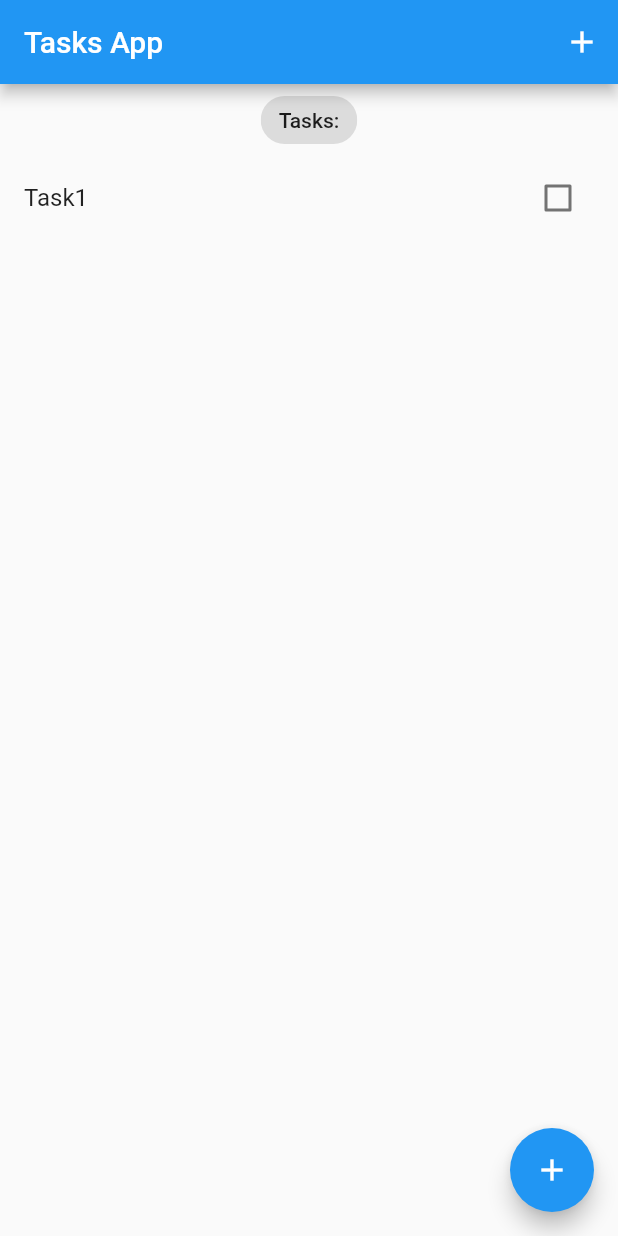
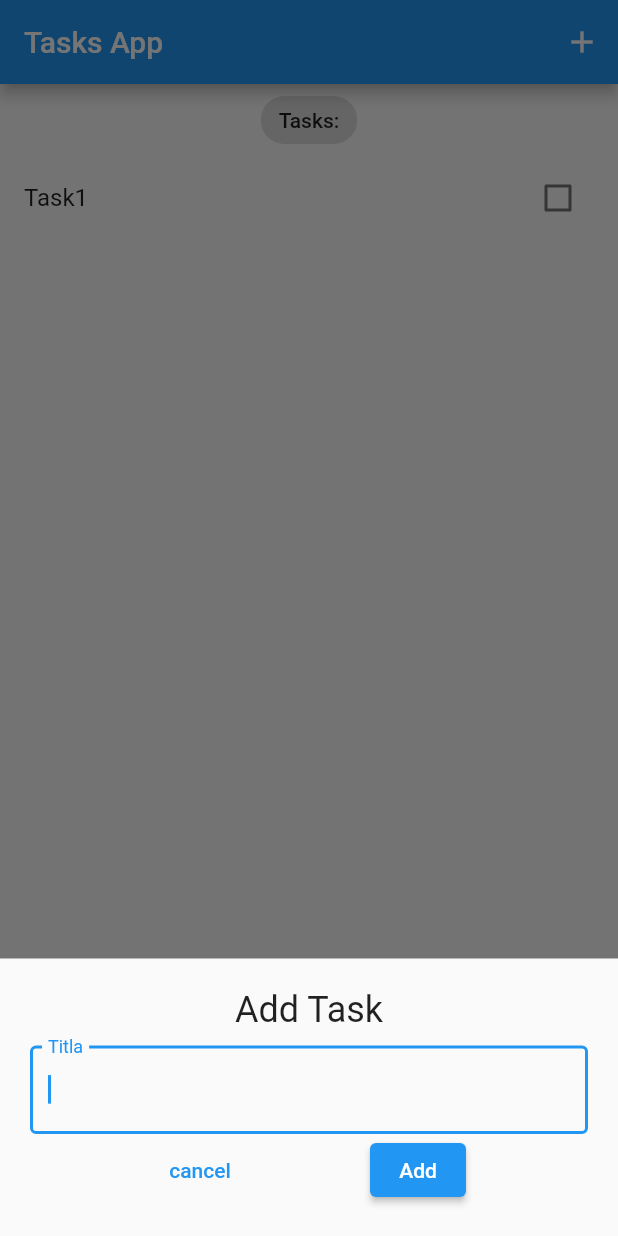
Before and after one commit to Chanuth-silva10/to-do-app-flutter, a Flutter app: the screen it shows after launch, after a tap on the "add" icon, on a phone screen of 412 x 824 dp. Run offline on Flutter 3.47's test engine with Material 2 defaults, Android fonts, the phone set to English and light mode, and no system bars; our stand-ins replace bloc, equatable, flutter_bloc.

Commit message:
Design popup box for adding new task

```diff
--- a/lib/main.dart
+++ b/lib/main.dart
@@ -26,7 +26,7 @@ class MyApp extends StatelessWidget {
         theme: ThemeData(
           primarySwatch: Colors.blue,
         ),
-        home: TasksScreen(),
+        home: const TasksScreen(),
       ),
     );
   }
--- a/lib/models/task.dart
+++ b/lib/models/task.dart
@@ -1,5 +1,6 @@
 import 'package:equatable/equatable.dart';
 
+// ignore: must_be_immutable
 class Task extends Equatable {
   final String title;
   bool? isDone;
--- /dev/null
+++ b/lib/screens/add_task_screen.dart
@@ -0,0 +1,52 @@
+import 'package:flutter/material.dart';
+
+import '../blocs/bloc_exports.dart';
+import '../models/task.dart';
+
+class AddTaskScreen extends StatelessWidget {
+  const AddTaskScreen({Key? key}) : super(key: key);
+
+  @override
+  Widget build(BuildContext context) {
+    TextEditingController titleController = TextEditingController();
+    return Container(
+      padding: const EdgeInsets.all(20),
+      child: Column(children: [
+        const Text(
+          'Add Task',
+          style: TextStyle(fontSize: 24),
+        ),
+        const SizedBox(
+          height: 10,
+        ),
+        TextField(
+          autofocus: true,
+          controller: titleController,
+          decoration: const InputDecoration(
+            label: Text('Titla'),
+            border: OutlineInputBorder(),
+          ),
+        ),
+        Row(
+          mainAxisAlignment: MainAxisAlignment.spaceEvenly,
+          children: [
+            TextButton(
+              onPressed: () => Navigator.pop(context),
+              child: const Text('cancel'),
+            ),
+            ElevatedButton(
+              onPressed: () {
+                var task = Task(
+                  title: titleController.text,
+                );
+                context.read<TasksBloc>().add(AddTask(task: task));
+                Navigator.pop(context);
+              },
+              child: const Text('Add'),
+            ),
+          ],
+        ),
+      ]),
+    );
+  }
+}
--- a/lib/screens/tasks_screen.dart
+++ b/lib/screens/tasks_screen.dart
@@ -3,12 +3,16 @@ import 'package:flutter_tasks_app/models/task.dart';
 
 import '../blocs/bloc_exports.dart';
 import '../widgets/tasks_list.dart';
+import 'add_task_screen.dart';
 
-class TasksScreen extends StatelessWidget {
-  TasksScreen({Key? key}) : super(key: key);
+class TasksScreen extends StatefulWidget {
+  const TasksScreen({Key? key}) : super(key: key);
 
-  TextEditingController titleController = TextEditingController();
+  @override
+  State<TasksScreen> createState() => _TasksScreenState();
+}
 
+class _TasksScreenState extends State<TasksScreen> {
   void _addTask(BuildContext context) {
     showModalBottomSheet(
         context: context,
@@ -16,7 +20,7 @@ class TasksScreen extends StatelessWidget {
               child: Container(
                 padding: EdgeInsets.only(
                     bottom: MediaQuery.of(context).viewInsets.bottom),
-                child: AddTaskScreen(titleController: titleController),
+                child: const AddTaskScreen(),
               ),
             ));
   }
@@ -31,7 +35,7 @@ class TasksScreen extends StatelessWidget {
             title: const Text('Tasks App'),
             actions: [
               IconButton(
-                onPressed: () {},
+                onPressed: () => _addTask(context),
                 icon: const Icon(Icons.add),
               )
             ],
@@ -59,50 +63,3 @@ class TasksScreen extends StatelessWidget {
     );
   }
 }
-
-class AddTaskScreen extends StatelessWidget {
-  const AddTaskScreen({
-    Key? key,
-    required this.titleController,
-  }) : super(key: key);
-
-  final TextEditingController titleController;
-
-  @override
-  Widget build(BuildContext context) {
-    return Container(
-      padding: const EdgeInsets.all(20),
-      child: Column(children: [
-        const Text(
-          'Add Task',
-          style: TextStyle(fontSize: 24),
-        ),
-        const SizedBox(
-          height: 10,
-        ),
-        TextField(
-          autofocus: true,
-          controller: titleController,
-          decoration: const InputDecoration(
-            label: Text('Titla'),
-            border: OutlineInputBorder(),
-          ),
-        ),
-        TextButton(
-          onPressed: () => Navigator.pop(context),
-          child: const Text('cancel'),
-        ),
-        ElevatedButton(
-          onPressed: () {
-            var task = Task(
-              title: titleController.text,
-            );
-            context.read<TasksBloc>().add(AddTask(task: task));
-            Navigator.pop(context);
-          },
-          child: const Text('Add'),
-        ),
-      ]),
-    );
-  }
-}
```
